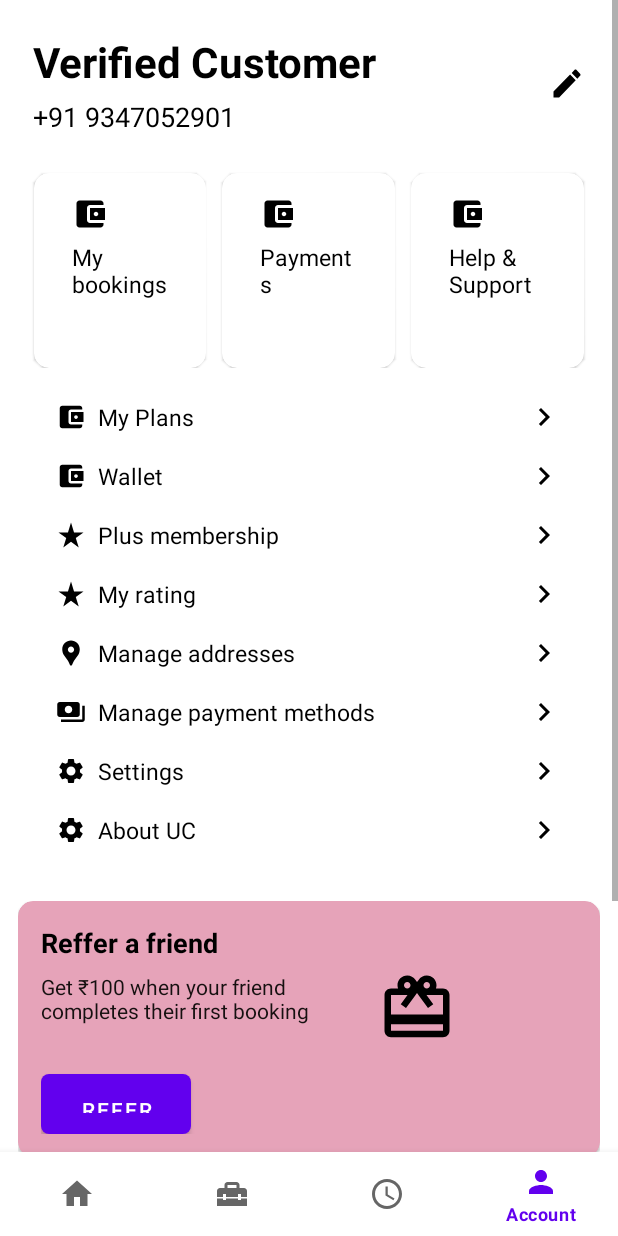
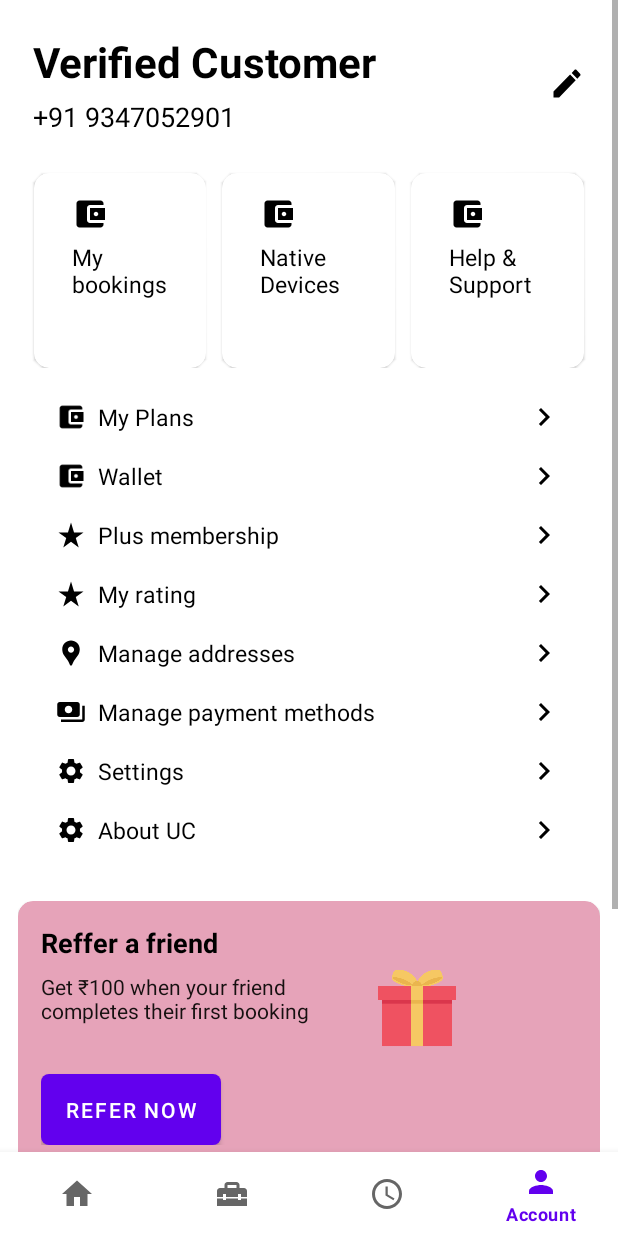
Before and after one commit to Amartyakaushik/temp-struct, an Android app: the AccountFragment screen opened through its navigation route, on a phone screen of 412 x 824 dp. Run offline under Robolectric (Android 15) with nearby library versions, the phone set to English and light mode, and no system bars; our stand-ins replace navigation-ui.

Commit message:
Implemented mybooking and native devices

```diff
--- a/app/src/main/java/com/example/worka1/ui/account/AccountFragment.kt
+++ b/app/src/main/java/com/example/worka1/ui/account/AccountFragment.kt
@@ -12,6 +12,7 @@ import androidx.appcompat.app.AppCompatActivity
 import androidx.navigation.fragment.findNavController
 import com.example.worka1.R
 import com.example.worka1.ui.account.edit.EditProfileFragment
+import com.google.android.material.card.MaterialCardView
 
 class AccountFragment : Fragment() {
 
@@ -36,12 +37,26 @@ class AccountFragment : Fragment() {
         editButton.setOnClickListener {
             findNavController().navigate(R.id.navigation_edit)
         }
+
         (requireActivity() as AppCompatActivity).supportActionBar?.hide()
-        val supportbutton=view.findViewById<TextView>(R.id.helpandsupport)
-        supportbutton.setOnClickListener {
+
+        val myBookingCard = view.findViewById<MaterialCardView>(R.id.card_my_bookings)
+        val paymentsCard = view.findViewById<MaterialCardView>(R.id.card_payments)
+        val helpSupportCard = view.findViewById<MaterialCardView>(R.id.card_help_support)
+
+
+        myBookingCard.setOnClickListener {
+            findNavController().navigate(R.id.navigation_mybookings)
+        }
+
+        paymentsCard.setOnClickListener {
+            findNavController().navigate(R.id.navigation_native_device)
+        }
+
+        helpSupportCard.setOnClickListener {
             findNavController().navigate(R.id.navigation_helpandsupport)
+        }
 
-        }
         return view
     }
 }
--- a/app/src/main/java/com/example/worka1/ui/account/edit/EditProfileFragment.kt
+++ b/app/src/main/java/com/example/worka1/ui/account/edit/EditProfileFragment.kt
@@ -1,5 +1,4 @@
 package com.example.worka1.ui.account.edit
-
 import androidx.fragment.app.viewModels
 import android.os.Bundle
 import android.view.*
--- a/app/src/main/java/com/example/worka1/ui/account/helpandsupport/HelpAndSupport.kt
+++ b/app/src/main/java/com/example/worka1/ui/account/helpandsupport/HelpAndSupport.kt
@@ -4,7 +4,6 @@ import android.os.Bundle
 import android.view.LayoutInflater
 import android.view.View
 import android.view.ViewGroup
-import android.widget.TextView
 import androidx.appcompat.app.AppCompatActivity
 import androidx.fragment.app.Fragment
 import androidx.fragment.app.viewModels
--- a/app/src/main/res/drawable/giftbox.xml
+++ /dev/null
@@ -1,5 +0,0 @@
-<vector xmlns:android="http://schemas.android.com/apk/res/android" android:height="24dp" android:tint="#000000" android:viewportHeight="24" android:viewportWidth="24" android:width="24dp">
-
-    <path android:fillColor="@android:color/white" android:pathData="M20,6h-2.18c0.11,-0.31 0.18,-0.65 0.18,-1 0,-1.66 -1.34,-3 -3,-3 -1.05,0 -1.96,0.54 -2.5,1.35l-0.5,0.67 -0.5,-0.68C10.96,2.54 10.05,2 9,2 7.34,2 6,3.34 6,5c0,0.35 0.07,0.69 0.18,1L4,6c-1.11,0 -1.99,0.89 -1.99,2L2,19c0,1.11 0.89,2 2,2h16c1.11,0 2,-0.89 2,-2L22,8c0,-1.11 -0.89,-2 -2,-2zM15,4c0.55,0 1,0.45 1,1s-0.45,1 -1,1 -1,-0.45 -1,-1 0.45,-1 1,-1zM9,4c0.55,0 1,0.45 1,1s-0.45,1 -1,1 -1,-0.45 -1,-1 0.45,-1 1,-1zM20,19L4,19v-2h16v2zM20,14L4,14L4,8h5.08L7,10.83 8.62,12 11,8.76l1,-1.36 1,1.36L15.38,12 17,10.83 14.92,8L20,8v6z"/>
-
-</vector>
--- /dev/null
+++ b/app/src/main/res/drawable/ic_native_devices.xml
@@ -0,0 +1,5 @@
+<vector xmlns:android="http://schemas.android.com/apk/res/android" android:height="24dp" android:tint="#000000" android:viewportHeight="24" android:viewportWidth="24" android:width="24dp">
+
+    <path android:fillColor="@android:color/white" android:pathData="M3,6h18L21,4L3,4c-1.1,0 -2,0.9 -2,2v12c0,1.1 0.9,2 2,2h4v-2L3,18L3,6zM13,12L9,12v1.78c-0.61,0.55 -1,1.33 -1,2.22s0.39,1.67 1,2.22L9,20h4v-1.78c0.61,-0.55 1,-1.34 1,-2.22s-0.39,-1.67 -1,-2.22L13,12zM11,17.5c-0.83,0 -1.5,-0.67 -1.5,-1.5s0.67,-1.5 1.5,-1.5 1.5,0.67 1.5,1.5 -0.67,1.5 -1.5,1.5zM22,8h-6c-0.5,0 -1,0.5 -1,1v10c0,0.5 0.5,1 1,1h6c0.5,0 1,-0.5 1,-1L23,9c0,-0.5 -0.5,-1 -1,-1zM21,18h-4v-8h4v8z"/>
+
+</vector>
--- a/app/src/main/res/layout/all_topics_items.xml
+++ b/app/src/main/res/layout/all_topics_items.xml
@@ -36,6 +36,7 @@
                     android:layout_width="wrap_content"
                     android:layout_height="wrap_content"
                     android:layout_alignParentEnd="true"
+                    android:src="@drawable/next_navigation"
                     android:layout_centerVertical="true"/>
             </RelativeLayout>
             <View
--- a/app/src/main/res/layout/fragment_account.xml
+++ b/app/src/main/res/layout/fragment_account.xml
@@ -44,15 +44,62 @@
                 android:layout_alignParentEnd="true"
                 android:layout_centerVertical="true"/>
         </RelativeLayout>
+
         <LinearLayout
             android:layout_width="match_parent"
             android:layout_height="wrap_content"
             android:orientation="horizontal"
             android:padding="5dp"
-            android:weightSum="3">  <!-- Ensures equal division -->
+            android:weightSum="3">
 
             <!-- First Card -->
             <com.google.android.material.card.MaterialCardView
+                android:id="@+id/card_my_bookings"
+                android:layout_width="0dp"
+                android:layout_height="130dp"
+                android:layout_weight="1"
+                android:layout_marginTop="10dp"
+                android:layout_marginStart="5dp"
+                android:layout_marginEnd="5dp"
+                app:cardCornerRadius="10dp">
+
+                <LinearLayout
+                    android:layout_width="match_parent"
+                    android:layout_height="wrap_content"
+                    android:orientation="vertical"
+                    android:padding="15dp">
+
+                    <RelativeLayout
+                        android:layout_width="match_parent"
+                        android:layout_height="wrap_content"
+                        android:layout_marginStart="10dp"
+                        android:layout_marginEnd="10dp">
+
+                        <TextView
+                            android:layout_width="wrap_content"
+                            android:layout_height="wrap_content"
+                            android:textColor="@color/black"
+                            android:background="@drawable/wallet"
+                            android:textSize="15sp"
+                            android:layout_alignParentStart="true" />
+
+                        <TextView
+                            android:id="@+id/my_booking"
+                            android:layout_width="wrap_content"
+                            android:layout_height="wrap_content"
+                            android:layout_marginTop="30dp"
+                            android:textColor="@color/black"
+                            android:text="My \nbookings"
+                            android:textSize="15sp"
+                            android:layout_alignParentStart="true" />
+                    </RelativeLayout>
+
+                </LinearLayout>
+            </com.google.android.material.card.MaterialCardView>
+
+            <!-- Second Card -->
+            <com.google.android.material.card.MaterialCardView
+                android:id="@+id/card_payments"
                 android:layout_width="0dp"
                 android:layout_height="130dp"
                 android:layout_weight="1"
@@ -86,50 +133,7 @@
                             android:layout_height="wrap_content"
                             android:layout_marginTop="30dp"
                             android:textColor="@color/black"
-                            android:text="My \nbookings"
-                            android:textSize="15sp"
-                            android:layout_alignParentStart="true" />
-                    </RelativeLayout>
-
-                </LinearLayout>
-            </com.google.android.material.card.MaterialCardView>
-
-            <!-- Second Card -->
-            <com.google.android.material.card.MaterialCardView
-                android:layout_width="0dp"
-                android:layout_height="130dp"
-                android:layout_weight="1"
-                android:layout_marginTop="10dp"
-                android:layout_marginStart="5dp"
-                android:layout_marginEnd="5dp"
-                app:cardCornerRadius="10dp">
-
-                <LinearLayout
-                    android:layout_width="match_parent"
-                    android:layout_height="wrap_content"
-                    android:orientation="vertical"
-                    android:padding="15dp">
-
-                    <RelativeLayout
-                        android:layout_width="match_parent"
-                        android:layout_height="wrap_content"
-                        android:layout_marginStart="10dp"
-                        android:layout_marginEnd="10dp">
-
-                        <TextView
-                            android:layout_width="wrap_content"
-                            android:layout_height="wrap_content"
-                            android:textColor="@color/black"
-                            android:background="@drawable/wallet"
-                            android:textSize="15sp"
-                            android:layout_alignParentStart="true" />
-
-                        <TextView
-                            android:layout_width="wrap_content"
-                            android:layout_height="wrap_content"
-                            android:layout_marginTop="30dp"
-                            android:textColor="@color/black"
-                            android:text="Payments"
+                            android:text="Native Devices"
                             android:textSize="15sp"
                             android:layout_alignParentStart="true" />
                     </RelativeLayout>
@@ -139,6 +143,7 @@
 
             <!-- Third Card -->
             <com.google.android.material.card.MaterialCardView
+                android:id="@+id/card_help_support"
                 android:layout_width="0dp"
                 android:layout_height="130dp"
                 android:layout_weight="1"
@@ -481,8 +486,8 @@
                 </LinearLayout>
 
                 <Button
-                    android:layout_width="100dp"
-                    android:layout_height="40dp"
+                    android:layout_width="120dp"
+                    android:layout_height="47dp"
                     android:text="Refer Now"
                     android:textColor="@color/white"
                     android:textSize="14sp"
@@ -512,7 +517,6 @@
                     android:layout_width="wrap_content"
                     android:layout_height="wrap_content"
                     android:text="Logout"
-
                     android:layout_gravity="center"
                     android:textSize="16sp"
                     android:textColor="#C52B2B"/>
@@ -530,7 +534,7 @@
                 android:layout_height="wrap_content"
                 android:gravity="center"
                 android:text="Version 7.5.89 R452"
-                android:layout_marginBottom="34dp"
+                android:layout_marginBottom="18dp"
                 />
         </LinearLayout>
     </LinearLayout>
--- a/app/src/main/res/layout/fragment_help_and_support.xml
+++ b/app/src/main/res/layout/fragment_help_and_support.xml
@@ -9,7 +9,6 @@
         android:id="@+id/main"
         tools:context=".ui.account.helpandsupport.HelpAndSupport"
         android:background="@android:color/white">
-
 
         <LinearLayout
             android:layout_width="match_parent"
--- a/app/src/main/res/navigation/mobile_navigation.xml
+++ b/app/src/main/res/navigation/mobile_navigation.xml
@@ -51,4 +51,14 @@
         android:name="com.example.worka1.ui.account.helpandsupport.HelpAndSupport"
         android:label="Help and Support"
         tools:layout="@layout/fragment_help_and_support" />
+    <fragment
+        android:id="@+id/navigation_mybookings"
+        android:name="com.example.worka1.ui.account.mybooking.MybookingFragment"
+        android:label="My bookings"
+        tools:layout="@layout/fragment_mybooking" />
+    <fragment
+        android:id="@+id/navigation_native_device"
+        android:name="com.example.worka1.ui.account.nativedevice.NativeDeviceFragment"
+        android:label="Native Devices"
+        tools:layout="@layout/fragment_native_device" />
 </navigation>
--- a/app/src/main/res/values-night/themes.xml
+++ b/app/src/main/res/values-night/themes.xml
@@ -11,6 +11,9 @@
         <item name="colorOnSecondary">@color/black</item>
         <!-- Status bar color. -->
         <item name="android:statusBarColor">?attr/colorPrimaryVariant</item>
+        <!-- Disable default Action Bar -->
+        <item name="windowActionBar">false</item>
+        <item name="windowNoTitle">true</item>
         <!-- Customize your theme here. -->
     </style>
 </resources>
```
Also changed, not shown: app/src/main/java/com/example/worka1/ui/account/mybooking/MybookingFragment.kt (added, +40 -0 lines), app/src/main/java/com/example/worka1/ui/account/mybooking/MybookingViewModel.kt (added, +7 -0 lines), app/src/main/java/com/example/worka1/ui/account/nativedevice/NativeDeviceFragment.kt (added, +29 -0 lines), app/src/main/java/com/example/worka1/ui/account/nativedevice/NativeDeviceViewModel.kt (added, +7 -0 lines), app/src/main/res/layout/fragment_mybooking.xml (added, +44 -0 lines), app/src/main/res/layout/fragment_native_device.xml (added, +27 -0 lines), app/src/main/res/drawable/giftbox.png (added).
